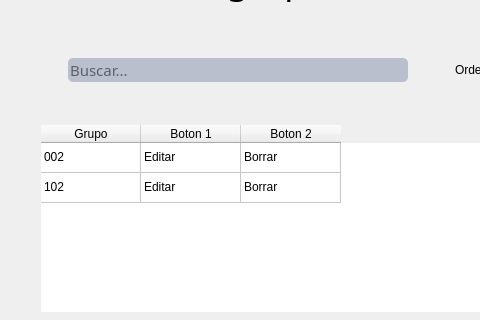
Old version of the form blustock/ui/screens_uis/grupos.ui in the repository MaxAPBusiness/Blustock; both pictures show x 0 to 480 and y 96 to 416 of the 757 by 500 pixel window.
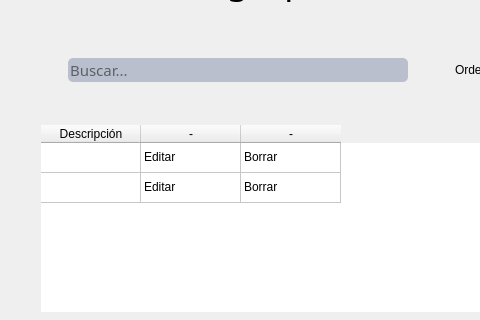
New version of the form. Icons and pictures are not drawn.

Commit message: escondo id, muestro solo nombredescripcion

The edit to the form file:
```diff
--- a/blustock/ui/screens_uis/grupos.ui
+++ b/blustock/ui/screens_uis/grupos.ui
@@ -6,7 +6,7 @@
    <rect>
     <x>0</x>
     <y>0</y>
-    <width>710</width>
+    <width>725</width>
     <height>500</height>
    </rect>
   </property>
@@ -369,24 +369,19 @@
        </row>
        <column>
         <property name="text">
-         <string>Grupo</string>
+         <string>Descripción</string>
         </property>
        </column>
        <column>
         <property name="text">
-         <string>Boton 1</string>
+         <string>-</string>
         </property>
        </column>
        <column>
         <property name="text">
-         <string>Boton 2</string>
+         <string>-</string>
         </property>
        </column>
-       <item row="0" column="0">
-        <property name="text">
-         <string>002</string>
-        </property>
-       </item>
        <item row="0" column="1">
         <property name="text">
          <string>Editar</string>
@@ -397,11 +392,6 @@
          <string>Borrar</string>
         </property>
        </item>
-       <item row="1" column="0">
-        <property name="text">
-         <string>102</string>
-        </property>
-       </item>
        <item row="1" column="1">
         <property name="text">
          <string>Editar</string>
```
Left out of the diff: 3 changed lines with no effect on the pictures.
